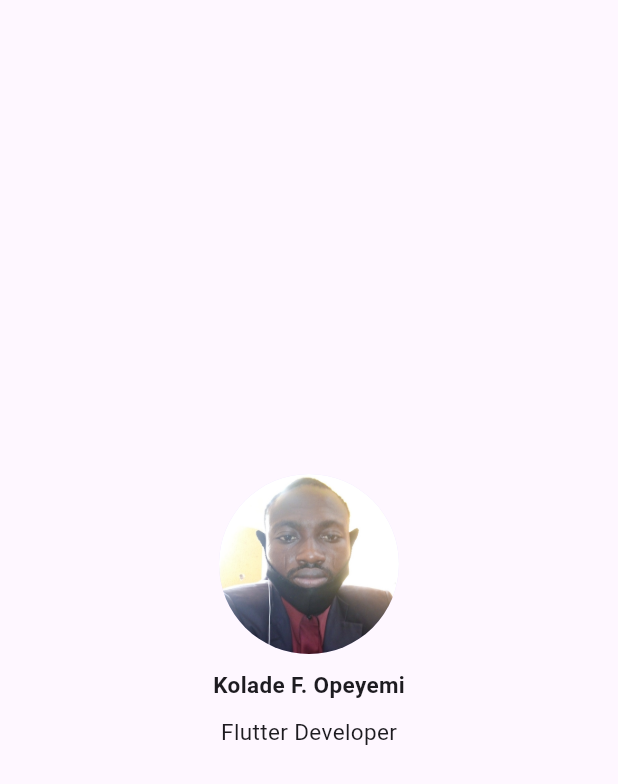
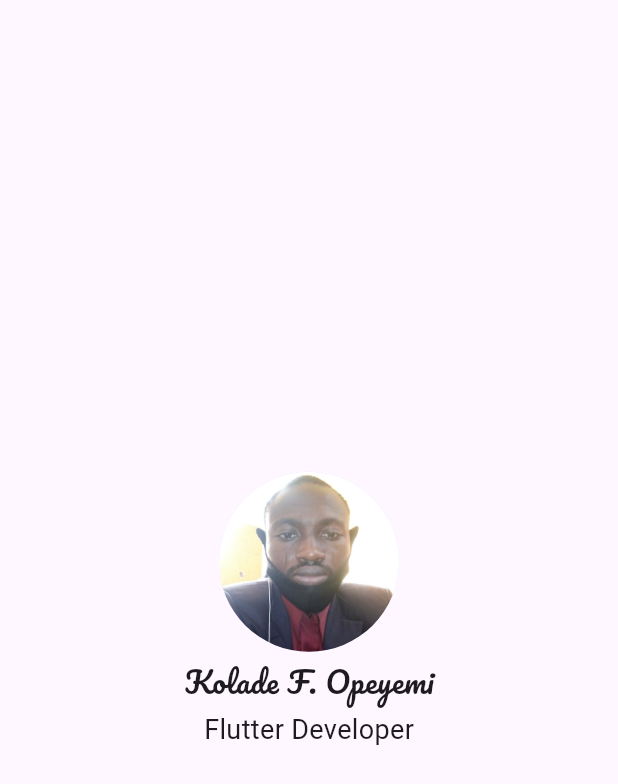
Before and after one commit to adedayo924/Flutter-App-Development-Training, a Flutter app: the screen it shows after launch, on a phone screen of 412 x 824 dp. Shown: the top 784 px of the screen. Run offline on Flutter 3.47's test engine with Material 3 defaults, Android fonts, the light colour scheme and no system bars; Roboto replaces fonts that are missing (Times New Roman).

Commit message:
added sizedbox widget and readjusted some textstyles

```diff
--- a/Beginner_Projects/mi_card/lib/main.dart
+++ b/Beginner_Projects/mi_card/lib/main.dart
@@ -22,22 +22,23 @@ class MainApp extends StatelessWidget {
                 backgroundImage: AssetImage('assets/images/ope.jpg'),
               ),
               SizedBox(
-                height: 10.0,
+                height: 5.0,
               ),
               Text(
                 'Kolade F. Opeyemi',
                 style: TextStyle(
-                  fontSize: 15.0,
-                  fontWeight: FontWeight.bold,
+                  fontFamily: 'Pacifico',
+                  fontSize: 20.0,
                 ),
               ),
               SizedBox(
-                height: 10.0,
+                height: 5.0,
               ),
               Text(
                 'Flutter Developer',
                 style: TextStyle(
-                  fontSize: 15.0,
+                  fontFamily: 'Times New Roman',
+                  fontSize: 18.0,
                   fontWeight: FontWeight.normal,
                 ),
               ),
```
